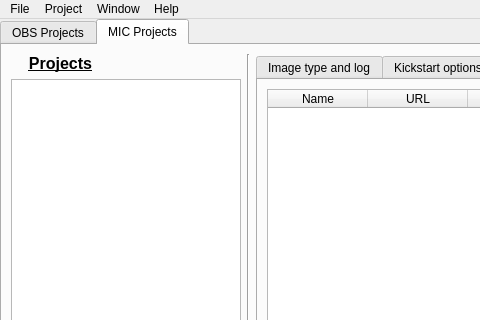
Old version of the form src/ObsLightGui/ui/obsLightMain.ui in the repository ronan22/obs-light; both pictures show x 0 to 480 and y 0 to 320 of the 800 by 560 pixel window.
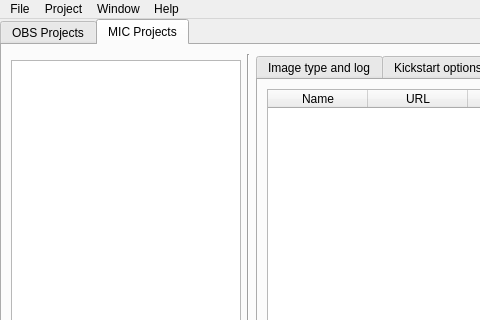
New version of the form. The open tabs and pages were chosen to show the change. Icons and pictures are not drawn.

Commit message: - created ProjectsManagerBase as a base class for MicProjectsManager and   ObsProjectsManager - changed calls to mngr.getCurrentProjectName() to mngr.currentProject

Patch:
```diff
--- a/src/ObsLightGui/ui/obsLightMain.ui
+++ b/src/ObsLightGui/ui/obsLightMain.ui
@@ -1179,24 +1179,6 @@
         <item row="1" column="0" colspan="2">
          <widget class="QListWidget" name="micProjectsListWidget"/>
         </item>
-        <item row="0" column="0">
-         <widget class="QLabel" name="micProjectsLabel">
-          <property name="font">
-           <font>
-            <pointsize>12</pointsize>
-            <weight>75</weight>
-            <bold>true</bold>
-            <underline>true</underline>
-           </font>
-          </property>
-          <property name="text">
-           <string>Projects</string>
-          </property>
-          <property name="alignment">
-           <set>Qt::AlignCenter</set>
-          </property>
-         </widget>
-        </item>
         <item row="0" column="3" rowspan="4">
          <widget class="Line" name="line_3">
           <property name="orientation">
```
Left out of the diff: 2 changed lines with no effect on the pictures. The commit also changes 4 other files.
